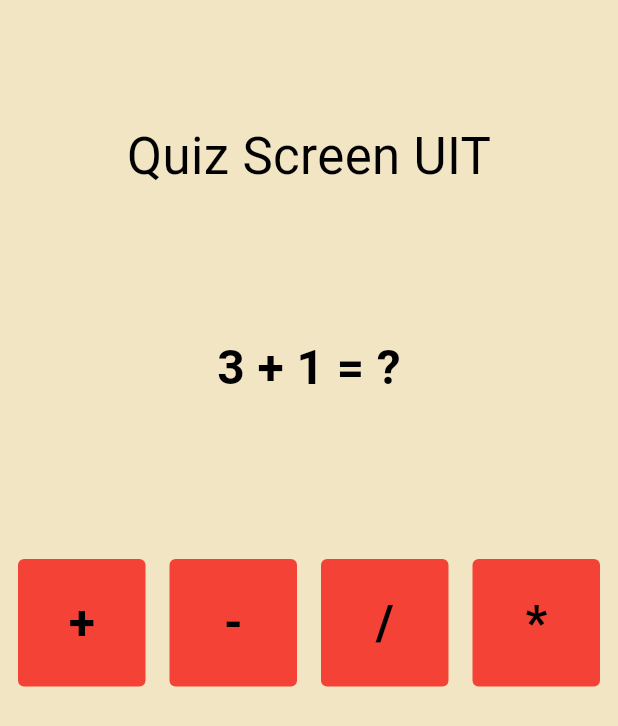
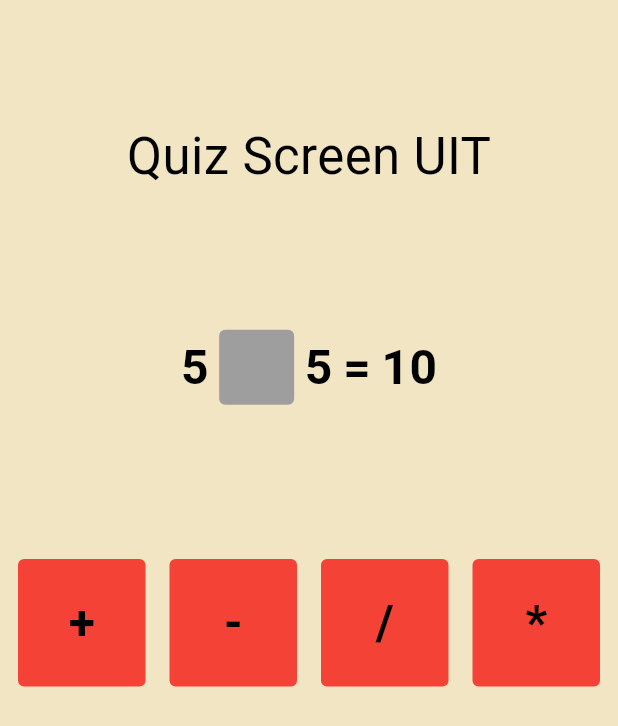
Before and after one commit to paolo249/numbers_ninja_app, a Flutter app: the screen it shows after launch, after a tap on "Start Game", on a phone screen of 412 x 824 dp. Shown: the top 726 px of the screen. Run offline on Flutter 3.47's test engine with Material 3 defaults, Android fonts, the phone set to English and light mode, and no system bars.

Commit message:
Implement button functionality for user clicks

```diff
--- a/lib/main.dart
+++ b/lib/main.dart
@@ -4,7 +4,7 @@
 
 import 'package:flutter/material.dart';
 import 'package:numbers_ninja_app/const.dart';
-import 'package:numbers_ninja_app/util/key_pad.dart';
+import 'package:numbers_ninja_app/util/user_button.dart';
 import 'package:provider/provider.dart';
 import 'dart:math';
 
@@ -149,6 +149,18 @@
    '*'
 
   ];
+ // answer
+  String answer = '';
+// user tapped button
+void buttonTapped(String button){
+  setState((){
+    // max of 1 math operation
+    if(answer.length < 1){
+    answer += button;
+    }
+  });
+}
+
   @override
   Widget build(BuildContext context) {
    var appState = context.watch<MyAppState>();
@@ -167,11 +179,50 @@
 
             // Math Equation - Question
             Expanded(
-              child: Container(
-                child: Center(child: Text(
-                  '3 + 1 = ?',
-                  style: normalTextStyle,
-                  ),
+              child: Center(
+
+                child: Row(
+                  mainAxisAlignment: MainAxisAlignment.center,
+
+                  // child: Container(
+                  children: [
+                    // Question
+
+                    Text(
+                       '5',
+                        style: normalTextStyle,
+
+                    ),
+                    SizedBox(width: 7),
+                    Container(
+                      height: 50,
+                      width: 50,
+                      decoration: BoxDecoration(
+                        color: Colors.grey[500],
+                        borderRadius: BorderRadius.circular(4),
+                      ),
+                      child: Center(child: Text(answer, style: normalTextStyle)),
+                    ),
+                    SizedBox(width: 7),
+                    Text(
+                        '5',
+                         style: normalTextStyle,
+                    ),
+                    SizedBox(width: 7),
+                    Text(
+                        '=',
+                         style: normalTextStyle,
+                    ),
+                    SizedBox(width: 7),
+                    Text(
+                        '10',
+                         style: normalTextStyle,
+                    ),
+
+                    // Answer
+
+                  ],
+                // ),
                 )
               ),
               ),
@@ -186,7 +237,10 @@
                     crossAxisCount: 4,
                 ),
                 itemBuilder: (context, index) {
-                  return MyButton(child: mathOperations[index]);
+                  return MyButton(
+                    child: mathOperations[index],
+                    onTap: () => buttonTapped(mathOperations[index]),
+                    );
                 }),
               ),
               ),
--- a/lib/util/key_pad.dart
+++ /dev/null
@@ -1,31 +0,0 @@
-import 'package:flutter/material.dart';
-
-import '../const.dart';
-
-class MyButton extends StatelessWidget {
-  final String child;
-  const MyButton({Key? key, required this.child}) : super(key:key);
-
-  @override
-  Widget build(BuildContext context) {
-    return Padding(
-                  padding: const EdgeInsets.all(8.0),
-                  child: Container(
-                    decoration: BoxDecoration(
-                       color: Colors.red[500],
-                       borderRadius: BorderRadius.circular(4),
-                    ),
-
-                    child: Center(
-                      child: Text(
-                        child,
-                        style: normalTextStyle,
-                        ),
-                    ),
-                  ),
-                );
-
-  }
-
-
-}
--- /dev/null
+++ b/lib/util/user_button.dart
@@ -0,0 +1,43 @@
+import 'package:flutter/material.dart';
+
+import '../const.dart';
+
+class MyButton extends StatelessWidget {
+  final String child;
+  final VoidCallback onTap;
+  var buttonColor = Colors.red[500];
+
+  MyButton({
+    Key? key,
+    required this.child,
+    required this.onTap,
+    }) : super(key:key);
+
+  @override
+  Widget build(BuildContext context) {
+
+
+    return Padding(
+                  padding: const EdgeInsets.all(8.0),
+                  child: GestureDetector(
+                    onTap: onTap,
+                    child: Container(
+                      decoration: BoxDecoration(
+                         color: buttonColor,
+                         borderRadius: BorderRadius.circular(4),
+                      ),
+
+                      child: Center(
+                        child: Text(
+                          child,
+                          style: normalTextStyle,
+                          ),
+                      ),
+                    ),
+                  ),
+                );
+
+  }
+
+
+}
```
